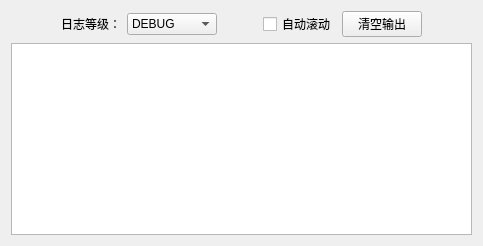
First picture: the form in src/View/ui/TabConsole.ui, repository Carrot-shreds/score_capture, before the edit.
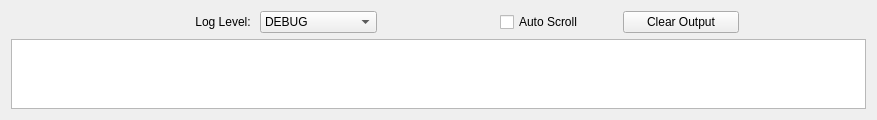
Second picture: the form after the edit.

Patch:
```diff
--- a/src/View/ui/TabConsole.ui
+++ b/src/View/ui/TabConsole.ui
@@ -7,7 +7,7 @@
     <x>0</x>
     <y>0</y>
     <width>877</width>
-    <height>0</height>
+    <height>110</height>
    </rect>
   </property>
   <property name="windowTitle">
@@ -47,7 +47,7 @@
         </sizepolicy>
        </property>
        <property name="text">
-        <string>自动滚动</string>
+        <string>Auto Scroll</string>
        </property>
        <property name="checked">
         <bool>false</bool>
@@ -72,7 +72,7 @@
         </size>
        </property>
        <property name="text">
-        <string>清空输出</string>
+        <string>Clear Output</string>
        </property>
       </widget>
      </item>
@@ -92,7 +92,7 @@
      <item row="0" column="1">
       <widget class="QLabel" name="label_log_level">
        <property name="text">
-        <string>日志等级：</string>
+        <string>Log Level: </string>
        </property>
        <property name="alignment">
         <set>Qt::AlignmentFlag::AlignRight|Qt::AlignmentFlag::AlignTrailing|Qt::AlignmentFlag::AlignVCenter</set>
```
